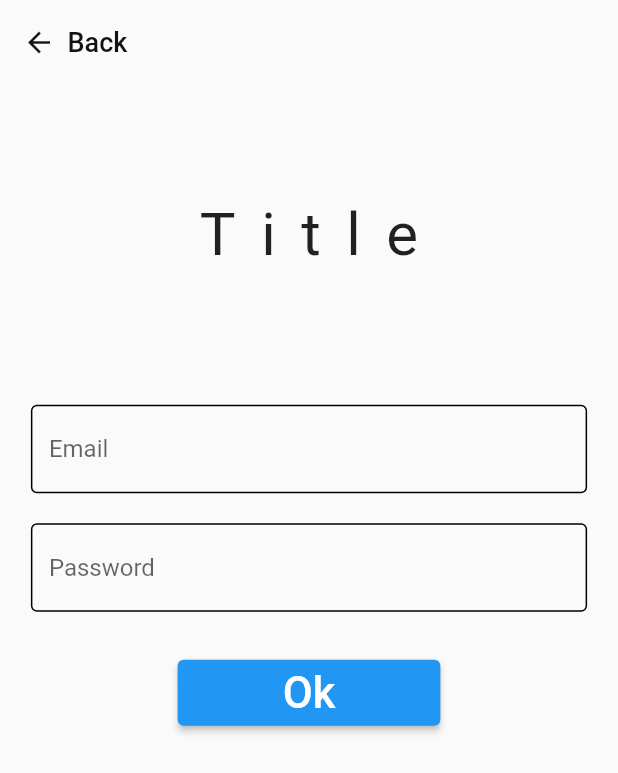
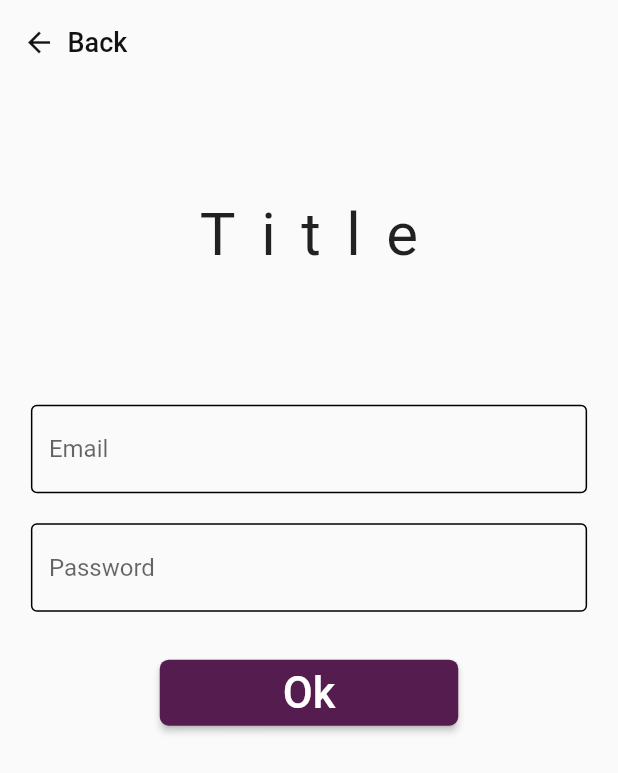
Before and after one commit to kaloyanpepelyashki/OHMIO_application_production, a Flutter app: the screen it shows after launch, after a tap on "Log in", on a phone screen of 412 x 824 dp. Shown: the top 773 px of the screen. Run offline on Flutter 3.47's test engine with Material 2 defaults, Android fonts, the phone set to English and light mode, and no system bars; our stand-ins replace go_router, supabase_flutter; missing offline and left inert: dart_either; accounts and stored records are empty.

Commit message:
New components and some refactoring.
Added a theme to the material app. The theme for now only contains three colors. Designed and developed a ElevatedButtonComponent, to be used with all buttons. The idea is to achieve similar looks of all buttons, as well as to embrace reusability.
Designed and developed a drawer menu as well. The drawer menu required the development of a special top bar with a burger menu Icon as well, so this was done as well.
Finally, did some refactoring of the code as well. For example changed the signOutUser to be of type Either<AuthException, void> for better error handling

```diff
--- /dev/null
+++ b/lib/classes/sensor_class.dart
@@ -0,0 +1,5 @@
+class Sensor {
+  late final _TunnelMacAddress;
+  late final SensorName;
+  late var isConnected;
+}
--- /dev/null
+++ b/lib/components/elevated_button_component.dart
@@ -0,0 +1,20 @@
+import 'package:flutter/material.dart';
+
+class ElevatedButtonComponent extends StatelessWidget {
+  late Function()? onPressed;
+  late String text;
+  ElevatedButtonComponent(
+      {super.key, required this.onPressed, required this.text});
+
+  @override
+  Widget build(BuildContext context) {
+    return ElevatedButton(
+        style: ElevatedButton.styleFrom(
+            shape: RoundedRectangleBorder(
+                borderRadius: BorderRadius.circular(6.0)),
+            minimumSize: const Size(199, 44)),
+        onPressed: onPressed,
+        child: Text(text,
+            style: const TextStyle(fontSize: 29, color: Color(0xFFFFFFFF))));
+  }
+}
--- a/lib/components/top_bar_back_action.dart
+++ b/lib/components/top_bar_back_action.dart
@@ -19,8 +19,8 @@ class TopBarBackAction extends StatelessWidget implements PreferredSizeWidget {
             //Removes layer from the navigation stack
             Navigator.pop(context);
           }),
+      backgroundColor: Theme.of(context).colorScheme.background,
       leadingWidth: 100,
-      backgroundColor: Color.fromARGB(0, 255, 255, 255),
       elevation: 0,
     );
   }
--- a/lib/components/top_bar_blank.dart
+++ b/lib/components/top_bar_blank.dart
@@ -9,7 +9,7 @@ class TopBarBlank extends StatelessWidget implements PreferredSizeWidget {
   @override
   Widget build(BuildContext context) {
     return AppBar(
-      backgroundColor: const Color.fromARGB(0, 255, 255, 255),
+      backgroundColor: Theme.of(context).colorScheme.background,
       leadingWidth: 100,
       elevation: 0,
     );
--- a/lib/main.dart
+++ b/lib/main.dart
@@ -1,7 +1,7 @@
 import 'package:flutter/material.dart';
 import 'package:pin_tunnel_application_production/Providers/global_data_provider.dart';
 import 'package:pin_tunnel_application_production/routes.dart';
-import 'package:flutter/cupertino.dart';
+import 'package:pin_tunnel_application_production/themes/main_theme.dart';
 import "package:supabase_flutter/supabase_flutter.dart";
 import "package:provider/provider.dart";
 
@@ -37,6 +37,7 @@ class MyApp extends StatelessWidget {
     return MaterialApp.router(
       title: "Pin Tunnel",
       routerConfig: router,
+      theme: mainTheme,
     );
   }
 }
--- a/lib/pages/dashboard_page.dart
+++ b/lib/pages/dashboard_page.dart
@@ -1,6 +1,8 @@
 import 'package:flutter/cupertino.dart';
 import 'package:flutter/material.dart';
 import 'package:go_router/go_router.dart';
+import 'package:pin_tunnel_application_production/components/drawer_menu.dart';
+import 'package:pin_tunnel_application_production/components/top_bar_burger_menu.dart';
 import '../classes/supabase_service.dart';
 
 class DashBoardPage extends StatelessWidget {
@@ -14,6 +16,8 @@ class DashBoardPage extends StatelessWidget {
   @override
   Widget build(BuildContext context) {
     return Scaffold(
+        appBar: const TopBarBurgerMenu(),
+        endDrawer: const DrawerMenuComponent(),
         body: Scaffold(
             body: Center(
                 child: Column(
--- a/lib/pages/login_page.dart
+++ b/lib/pages/login_page.dart
@@ -3,6 +3,7 @@ import 'package:flutter/material.dart';
 import 'package:go_router/go_router.dart';
 import 'package:supabase_flutter/supabase_flutter.dart';
 import '../classes/supabase_service.dart';
+import '../components/elevated_button_component.dart';
 import '../components/top_bar_back_action.dart';
 
 class LogInPage extends StatefulWidget {
@@ -51,7 +52,8 @@ class _LogInComponentState extends State<LogInPage> {
   //UI represented by this widget
   Widget build(BuildContext context) {
     return Scaffold(
-        appBar: TopBarBackAction(),
+        appBar: const TopBarBackAction(),
+        backgroundColor: Theme.of(context).colorScheme.background,
         body: Center(
           child: FractionallySizedBox(
               widthFactor: 0.9,
@@ -82,19 +84,12 @@ class _LogInComponentState extends State<LogInPage> {
                       ])),
                   Container(
                       margin: const EdgeInsets.fromLTRB(0, 20, 0, 0),
-                      child: ElevatedButton(
+                      child: ElevatedButtonComponent(
                         onPressed: () {
                           _handleSignIn(context, _emailController.text.trim(),
                               _passwordController.text);
                         },
-                        style: ElevatedButton.styleFrom(
-                            padding: const EdgeInsets.fromLTRB(70, 5, 70, 5)),
-                        child: const Text(
-                          "Ok",
-                          style: TextStyle(
-                            fontSize: 29,
-                          ),
-                        ),
+                        text: "Ok",
                       ))
                 ],
               )),
--- a/lib/pages/onboarding_page.dart
+++ b/lib/pages/onboarding_page.dart
@@ -1,5 +1,7 @@
 import 'package:flutter/material.dart';
 import 'package:go_router/go_router.dart';
+import 'package:pin_tunnel_application_production/components/elevated_button_component.dart';
+import 'package:pin_tunnel_application_production/components/top_bar_blank.dart';
 
 class OnBoardingPage extends StatelessWidget {
   const OnBoardingPage({super.key});
@@ -7,10 +9,8 @@ class OnBoardingPage extends StatelessWidget {
   @override
   Widget build(BuildContext context) {
     return Scaffold(
-      appBar: AppBar(
-        backgroundColor: const Color.fromARGB(0, 255, 255, 255),
-        elevation: 0,
-      ),
+      appBar: const TopBarBlank(),
+      backgroundColor: Theme.of(context).colorScheme.background,
       body: Center(
           child: FractionallySizedBox(
               widthFactor: 0.9,
@@ -25,15 +25,11 @@ class OnBoardingPage extends StatelessWidget {
                     //<=== Controlls the margin of the two buttons
                     margin: const EdgeInsets.fromLTRB(0, 70, 0, 10),
                     child: Column(children: [
-                      ElevatedButton(
-                        style: ElevatedButton.styleFrom(
-                            padding: const EdgeInsets.fromLTRB(30, 7, 30, 7)),
-                        onPressed: () {
-                          context.push('/login');
-                        },
-                        child: const Text('Log in',
-                            style: TextStyle(fontSize: 30)),
-                      ),
+                      ElevatedButtonComponent(
+                          onPressed: () {
+                            context.push('/login');
+                          },
+                          text: "Log in"),
                       TextButton(
                           child: const Text('Sign up',
                               style: TextStyle(fontSize: 18)),
--- a/lib/pages/splash_page.dart
+++ b/lib/pages/splash_page.dart
@@ -46,7 +46,9 @@ class _SplashPageState extends State<SplashPage> {
   Widget build(BuildContext context) {
     return const Scaffold(
       appBar: TopBarBlank(),
-      body: Center(child: Column(children: [CircularProgressIndicator()])),
+      body: Center(
+          heightFactor: 1.0,
+          child: Column(children: [CircularProgressIndicator()])),
     );
   }
 }
--- /dev/null
+++ b/lib/themes/main_theme.dart
@@ -0,0 +1,9 @@
+import 'package:flutter/material.dart';
+
+final ThemeData mainTheme = ThemeData(
+  colorScheme: ColorScheme.fromSwatch().copyWith(
+    primary: const Color(0xFF551C50),
+    secondary: const Color.fromARGB(11, 210, 112, 14),
+    background: const Color(0xFFFAFAFA),
+  ),
+);
```
Also changed, not shown: lib/classes/supabase_service.dart (+7 -3 lines), lib/components/drawer_menu.dart (added, +49 -0 lines), lib/components/top_bar_burger_menu.dart (added, +26 -0 lines), lib/pages/confirm_email_page.dart (+3 -8 lines), lib/pages/signup_page.dart (+8 -19 lines). Lines whose indentation alone changed are shown as unchanged.
